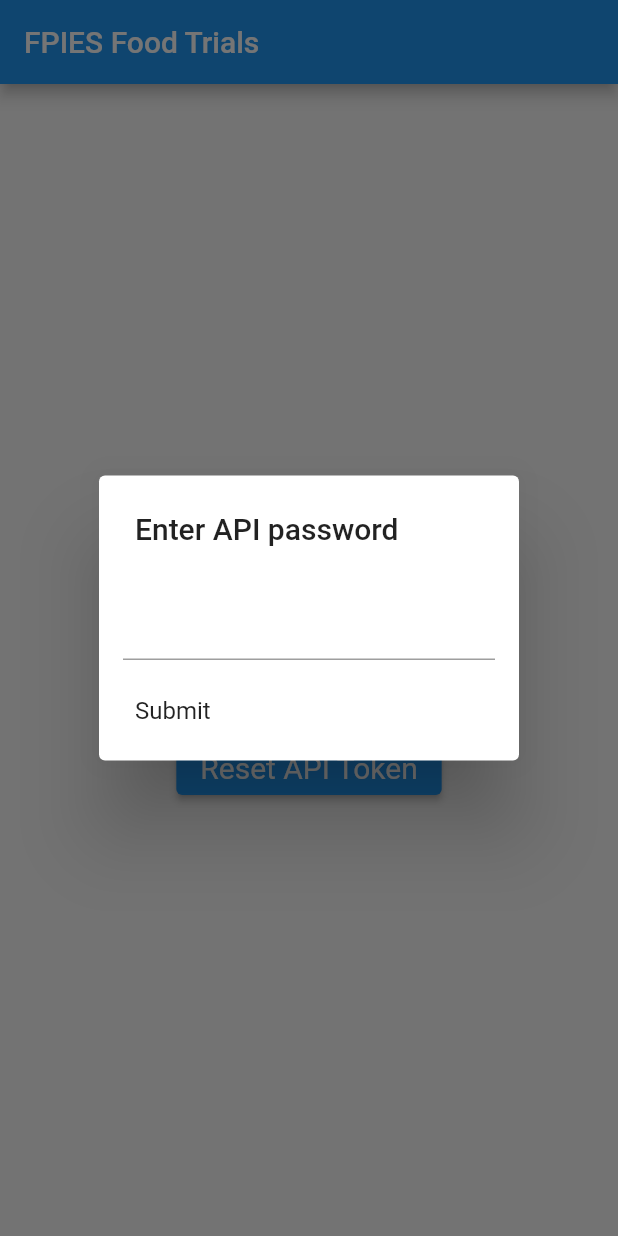
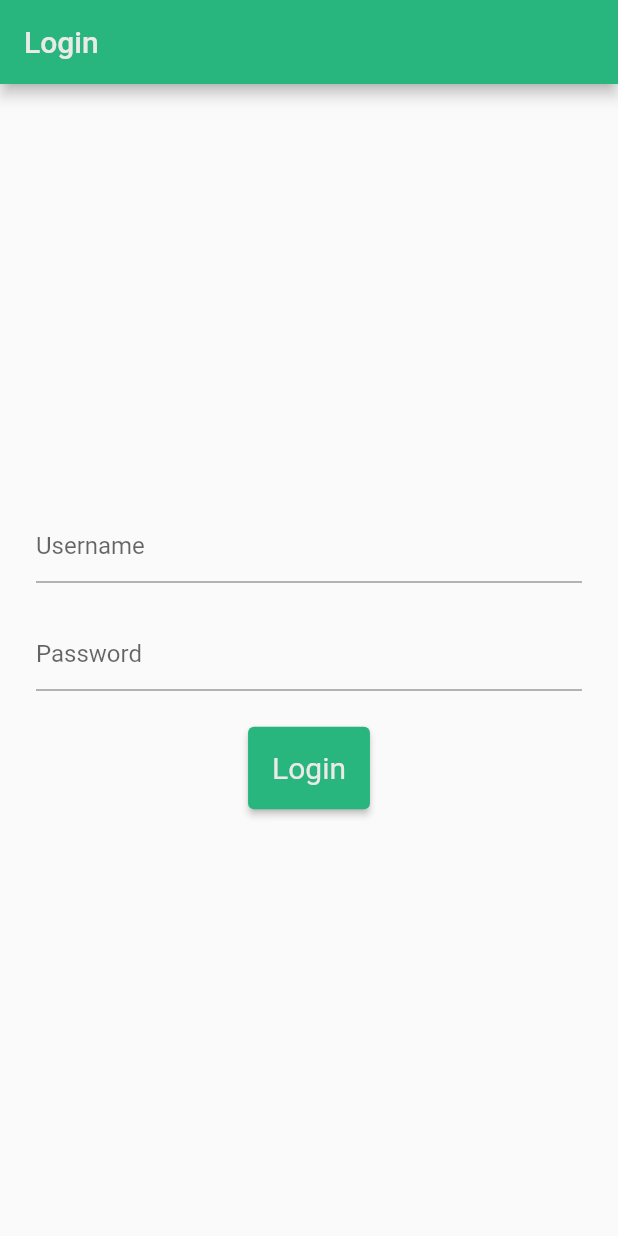
Before and after one commit to danimal-dan/fuppies-food-trials, a Flutter app: the screen it shows after launch, on a phone screen of 412 x 824 dp. Run offline on Flutter 3.47's test engine with Material 2 defaults, Android fonts, the phone set to English and light mode, and no system bars; drawn by our look-alikes of loader_overlay; our stand-ins replace recase, shared_preferences.

Commit message:
Add theming to UI, make proper login page, and create reusable building blocks

```diff
--- a/fuppies_app/lib/http/auth_credential_provider.dart
+++ b/fuppies_app/lib/http/auth_credential_provider.dart
@@ -1,29 +1,29 @@
 import 'package:shared_preferences/shared_preferences.dart';
 
 class AuthCredentialProvider {
-  static const String _tokenKey = 'fuppies_token';
+  static const String _credentialsKey = 'fuppies_credentials';
 
-  static Future<bool> hasToken() async {
+  static Future<bool> hasCredentials() async {
     final prefs = await SharedPreferences.getInstance();
 
-    return prefs.containsKey(_tokenKey);
+    return prefs.containsKey(_credentialsKey);
   }
 
-  static Future<String?> getToken() async {
+  static Future<String?> getCredentials() async {
     final prefs = await SharedPreferences.getInstance();
 
-    return prefs.getString(_tokenKey);
+    return prefs.getString(_credentialsKey);
   }
 
-  static Future<void> setToken(String token) async {
+  static Future<void> setCredentials(String username, String password) async {
     final prefs = await SharedPreferences.getInstance();
 
-    await prefs.setString(_tokenKey, token);
+    await prefs.setString(_credentialsKey, "$username:$password");
   }
 
   static Future<void> reset() async {
     final prefs = await SharedPreferences.getInstance();
 
-    await prefs.remove(_tokenKey);
+    await prefs.remove(_credentialsKey);
   }
 }
--- a/fuppies_app/lib/http/base_http_controller.dart
+++ b/fuppies_app/lib/http/base_http_controller.dart
@@ -20,13 +20,13 @@ class _FuppiesHttpClient extends http.BaseClient {
 
   @override
   Future<http.StreamedResponse> send(http.BaseRequest request) async {
-    String? token = await AuthCredentialProvider.getToken();
-    if (token == null) {
-      ErrorDescription("Token is empty, cannot make API request");
+    String? credentials = await AuthCredentialProvider.getCredentials();
+    if (credentials == null) {
+      ErrorDescription("Credentials are empty, cannot make API request");
     }
 
     request.headers['Authorization'] =
-        "Basic ${base64.encode(utf8.encode('user:$token'))}";
+        "Basic ${base64.encode(utf8.encode(credentials!))}";
     request.headers['Content-type'] = 'application/json';
     return _inner.send(request);
   }
--- a/fuppies_app/lib/main.dart
+++ b/fuppies_app/lib/main.dart
@@ -1,5 +1,6 @@
 import 'package:flutter/material.dart';
-import 'view/home.dart';
+import 'package:fuppies_app/view/login.dart';
+import 'package:fuppies_app/widget/ui_constants.dart' as constants;
 
 void main() {
   runApp(const MyApp());
@@ -14,9 +15,10 @@ class MyApp extends StatelessWidget {
       debugShowCheckedModeBanner: false,
       title: 'FPIES Food Trials',
       theme: ThemeData(
-        primarySwatch: Colors.blue,
-      ),
-      home: const FuppiesHome(title: 'FPIES Food Trials'),
+          primarySwatch: constants.primarySwatch,
+          backgroundColor: constants.white,
+          appBarTheme: const AppBarTheme(foregroundColor: constants.white)),
+      home: const LoginPage(),
     );
   }
 }
--- a/fuppies_app/lib/model/food.dart
+++ b/fuppies_app/lib/model/food.dart
@@ -1,10 +1,16 @@
 import 'package:recase/recase.dart';
 
 enum Food {
+  avocado("Avocado"),
   blueberries("Blueberries"),
-  yukonPotatoes("Yukon Potatoes"),
+  oats("Oats"),
   pumpkin("Pumpkin"),
-  peaches("Peaches");
+  peaches("Peaches"),
+  quinoa("Quinoa"),
+  spinach("Spinach"),
+  strawberries("Strawberries"),
+  sweetPotatoes("Sweet Potatoes"),
+  yukonPotatoes("Yukon Gold Potatoes");
 
   final String displayName;
 
--- a/fuppies_app/lib/view/home.dart
+++ b/fuppies_app/lib/view/home.dart
@@ -1,68 +1,62 @@
 import 'package:flutter/material.dart';
+import 'package:fuppies_app/util/snack_bar_util.dart';
+import 'package:fuppies_app/widget/default_elevated_button.dart';
+import 'package:fuppies_app/widget/ui_constants.dart' as constants;
+import 'login.dart';
 import 'log_food_page.dart';
 import '../http/auth_credential_provider.dart';
-import '/widget/api_auth_token_dialog.dart';
 
 class FuppiesHome extends StatefulWidget {
   static final navKey = GlobalKey<NavigatorState>();
 
-  const FuppiesHome({Key? navKey, required this.title}) : super(key: navKey);
-
-  final String title;
+  const FuppiesHome({Key? navKey}) : super(key: navKey);
 
   @override
   State<FuppiesHome> createState() => _FuppiesHomeState();
 }
 
 class _FuppiesHomeState extends State<FuppiesHome> {
-  final ButtonStyle style =
-      ElevatedButton.styleFrom(textStyle: const TextStyle(fontSize: 20));
-
   @override
   Widget build(BuildContext context) {
-    Future.delayed(Duration.zero, () async {
-      await _promptForApiTokenIfNotPresent(context);
-    });
-
     return Scaffold(
       appBar: AppBar(
-        title: Text(widget.title),
+        title: const Text('FPIES Food Trials'),
       ),
       body: Center(
         child: Column(
           mainAxisAlignment: MainAxisAlignment.center,
           children: <Widget>[
-            ElevatedButton(
-              style: style,
+            DefaultElevatedButton(
+              child: const Text('Log Food'),
               onPressed: () {
                 Navigator.push(
                   context,
                   MaterialPageRoute(builder: (context) => const LogFoodPage()),
                 );
               },
-              child: const Text('Log Food'),
             ),
-            ElevatedButton(
-              style: style,
+            constants.defaultVerticalSpacer,
+            DefaultElevatedButton(
+              child: const Text('Log Symptom'),
               onPressed: () {
-                debugPrint('pressed Log Symptom');
+                SnackBarUtil.showInfo(
+                    context, 'Log Symptom has not yet been implemented');
               },
-              child: const Text('Log Symptom'),
             ),
-            ElevatedButton(
-              style: style,
+            constants.defaultVerticalSpacer,
+            DefaultElevatedButton(
+              child: const Text('Add Safe Food'),
               onPressed: () {
-                debugPrint('pressed Add Safe Food');
+                SnackBarUtil.showInfo(
+                    context, 'Add Safe Food has not yet been implemented');
               },
-              child: const Text('Add Safe Food'),
             ),
-            ElevatedButton(
-              style: style,
+            constants.defaultVerticalSpacer,
+            DefaultElevatedButton(
+              child: const Text('Logout'),
               onPressed: () {
-                AuthCredentialProvider.reset();
-                _promptForApiTokenIfNotPresent(context, force: true);
+                _logout(context);
               },
-              child: const Text('Reset API Token'),
             ),
           ],
         ),
@@ -70,18 +64,10 @@ class _FuppiesHomeState extends State<FuppiesHome> {
     );
   }
 
-  Future<void> _promptForApiTokenIfNotPresent(BuildContext context,
-      {bool force = false}) async {
-    if (!force && await AuthCredentialProvider.hasToken()) {
-      debugPrint("does have token");
-      return;
-    }
-
-    return await showDialog<void>(
-        context: context,
-        barrierDismissible: false,
-        builder: (BuildContext context) {
-          return const ApiAuthTokenDialog();
-        });
+  Future<void> _logout(BuildContext context) async {
+    AuthCredentialProvider.reset();
+    Navigator.pushReplacement(
+        context, MaterialPageRoute(builder: (context) => const LoginPage()));
+    SnackBarUtil.showSuccess(context, "You have been logged out.");
   }
 }
--- /dev/null
+++ b/fuppies_app/lib/view/login.dart
@@ -0,0 +1,135 @@
+import 'package:flutter/material.dart';
+import 'package:loader_overlay/loader_overlay.dart';
+import '/http/auth_controller.dart';
+import '/http/auth_credential_provider.dart';
+import '../util/snack_bar_util.dart';
+import '/widget/default_elevated_button.dart';
+import '/widget/default_page_container.dart';
+import '/widget/ui_constants.dart' as constants;
+import 'home.dart';
+
+class LoginPage extends StatefulWidget {
+  static final navKey = GlobalKey<NavigatorState>();
+
+  const LoginPage({Key? navKey}) : super(key: navKey);
+
+  @override
+  State<LoginPage> createState() => _LoginPageState();
+}
+
+class _LoginPageState extends State<LoginPage> {
+  final _formKey = GlobalKey<FormState>();
+
+  String _username = '';
+
+  String _password = '';
+
+  @override
+  Widget build(BuildContext context) {
+    return Scaffold(
+      appBar: AppBar(
+        title: const Text('Login'),
+      ),
+      body: LoaderOverlay(
+          child: DefaultPageContainer(
+              child: Form(
+                  key: _formKey,
+                  child: Center(
+                    child: Column(
+                      mainAxisAlignment: MainAxisAlignment.center,
+                      children: <Widget>[
+                        TextFormField(
+                          onChanged: (value) => setState(() {
+                            _username = value;
+                          }),
+                          validator: (value) {
+                            if (value == null || value.isEmpty) {
+                              return 'Please enter a username';
+                            }
+                            return null;
+                          },
+                          decoration: const InputDecoration(
+                            border: UnderlineInputBorder(),
+                            labelText: 'Username',
+                            contentPadding: EdgeInsets.all(0.0),
+                          ),
+                        ),
+                        constants.defaultVerticalSpacer,
+                        TextFormField(
+                          obscureText: true,
+                          onChanged: (value) => setState(() {
+                            _password = value;
+                          }),
+                          validator: (value) {
+                            if (value == null || value.isEmpty) {
+                              return 'Please enter a password';
+                            }
+                            return null;
+                          },
+                          decoration: const InputDecoration(
+                            border: UnderlineInputBorder(),
+                            labelText: 'Password',
+                            contentPadding: EdgeInsets.all(0.0),
+                          ),
+                        ),
+                        constants.defaultVerticalSpacer,
+                        DefaultElevatedButton(
+                          onPressed: () async {
+                            if (!_formKey.currentState!.validate()) {
+                              return;
+                            }
+
+                            context.loaderOverlay.show();
+
+                            await AuthCredentialProvider.setCredentials(
+                                _username, _password);
+
+                            bool valid = false;
+                            try {
+                              valid =
+                                  await AuthController().validateAuthToken();
+                            } catch (e) {
+                              debugPrintStack(
+                                  label:
+                                      'An error occurred while validating auth credentials $e');
+
+                              if (mounted) {
+                                SnackBarUtil.showError(context,
+                                    'An error occurred during authentication, please try again.');
+                              }
+
+                              return;
+                            } finally {
+                              if (!valid) {
+                                await AuthCredentialProvider.reset();
+                              }
+
+                              context.loaderOverlay.hide();
+                            }
+
+                            if (mounted) {
+                              if (!valid) {
+                                SnackBarUtil.showError(context,
+                                    'Username and password are not correct, please try again.');
+                              } else {
+                                SnackBarUtil.showSuccess(context, 'Success!');
+
+                                _goToHome(context);
+                              }
+                            }
+                          },
+                          child: const Text('Login'),
+                        ),
+                      ],
+                    ),
+                  )))),
+    );
+  }
+
+  void _goToHome(BuildContext context) {
+    Navigator.pushReplacement(
+      context,
+      MaterialPageRoute(builder: (context) => const FuppiesHome()),
+    );
+  }
+}
--- /dev/null
+++ b/fuppies_app/lib/widget/default_elevated_button.dart
@@ -0,0 +1,74 @@
+import 'package:flutter/material.dart';
+import 'package:fuppies_app/widget/ui_constants.dart' as constants;
+
+class DefaultElevatedButton extends ElevatedButton {
+  DefaultElevatedButton({
+    Key? key,
+    required VoidCallback? onPressed,
+    VoidCallback? onLongPress,
+    ValueChanged<bool>? onHover,
+    ValueChanged<bool>? onFocusChange,
+    ButtonStyle? style,
+    FocusNode? focusNode,
+    bool autofocus = false,
+    Clip clipBehavior = Clip.none,
+    required Widget? child,
+  }) : super(
+          key: key,
+          onPressed: onPressed,
+          onLongPress: onLongPress,
+          onHover: onHover,
+          onFocusChange: onFocusChange,
+          style: style ?? DefaultElevatedButton.styleFrom(),
+          focusNode: focusNode,
+          autofocus: autofocus,
+          clipBehavior: clipBehavior,
+          child: child,
+        );
+
+  static ButtonStyle styleFrom({
+    Color? primary = constants.green,
+    Color? onPrimary = constants.white,
+    Color? onSurface,
+    Color? shadowColor,
+    Color? surfaceTintColor,
+    double? elevation,
+    TextStyle? textStyle = const TextStyle(fontSize: 20),
+    EdgeInsetsGeometry? padding = const EdgeInsets.all(16.0),
+    Size? minimumSize,
+    Size? fixedSize,
+    Size? maximumSize,
+    BorderSide? side,
+    OutlinedBorder? shape,
+    MouseCursor? enabledMouseCursor,
+    MouseCursor? disabledMouseCursor,
+    VisualDensity? visualDensity,
+    MaterialTapTargetSize? tapTargetSize,
+    Duration? animationDuration,
+    bool? enableFeedback,
+    AlignmentGeometry? alignment,
+    InteractiveInkFeatureFactory? splashFactory,
+  }) =>
+      ElevatedButton.styleFrom(
+          primary: primary,
+          onPrimary: onPrimary,
+          onSurface: onSurface,
+          shadowColor: shadowColor,
+          surfaceTintColor: surfaceTintColor,
+          elevation: elevation,
+          textStyle: textStyle,
+          padding: padding,
+          minimumSize: minimumSize,
+          fixedSize: fixedSize,
+          maximumSize: maximumSize,
+          side: side,
+          shape: shape,
+          enabledMouseCursor: enabledMouseCursor,
+          disabledMouseCursor: disabledMouseCursor,
+          visualDensity: visualDensity,
+          tapTargetSize: tapTargetSize,
+          animationDuration: animationDuration,
+          enableFeedback: enableFeedback,
+          alignment: alignment,
+          splashFactory: splashFactory);
+}
--- /dev/null
+++ b/fuppies_app/lib/widget/default_page_container.dart
@@ -0,0 +1,20 @@
+import 'package:flutter/material.dart';
+
+class DefaultPageContainer extends Container {
+  DefaultPageContainer({
+    super.key,
+    super.alignment,
+    super.padding = const EdgeInsets.all(24.0),
+    super.color,
+    super.decoration,
+    super.foregroundDecoration,
+    super.width,
+    super.height,
+    super.constraints,
+    super.margin,
+    super.transform,
+    super.transformAlignment,
+    super.child,
+    super.clipBehavior = Clip.none,
+  });
+}
--- /dev/null
+++ b/fuppies_app/lib/widget/ui_constants.dart
@@ -0,0 +1,30 @@
+import 'package:flutter/material.dart';
+
+const SizedBox defaultVerticalSpacer = SizedBox(height: 24.0);
+
+const int whiteValue = 0xFFECE9E9;
+const Color white = Color(whiteValue);
+const int lightBlueValue = 0xFFD3DCDE;
+const Color lightBlue = Color(lightBlueValue);
+const int greenValue = 0xFF28B67E;
+const Color green = Color(greenValue);
+const int darkGreenValue = 0xFF1D4C4F;
+const Color darkGreen = Color(darkGreenValue);
+const int darkBlueValue = 0xFF0D1321;
+const Color darkBlue = Color(darkBlueValue);
+
+const MaterialColor primarySwatch = MaterialColor(
+  greenValue,
+  <int, Color>{
+    50: white,
+    100: white,
+    200: lightBlue,
+    300: lightBlue,
+    400: green,
+    500: green,
+    600: green,
+    700: darkGreen,
+    800: darkGreen,
+    900: darkBlue,
+  },
+);
--- a/fuppies_app/pubspec.yaml
+++ b/fuppies_app/pubspec.yaml
@@ -38,6 +38,7 @@ dependencies:
   recase: ^4.0.0
   http: ^0.13.5
   shared_preferences: ^2.0.15
+  loader_overlay: ^2.0.10
 
 dev_dependencies:
   flutter_test:
```
Also changed, not shown: fuppies_app/lib/util/snack_bar_util.dart (added, +28 -0 lines), fuppies_app/lib/view/log_food_page.dart (+34 -11 lines), fuppies_app/pubspec.lock, 1 other file.
